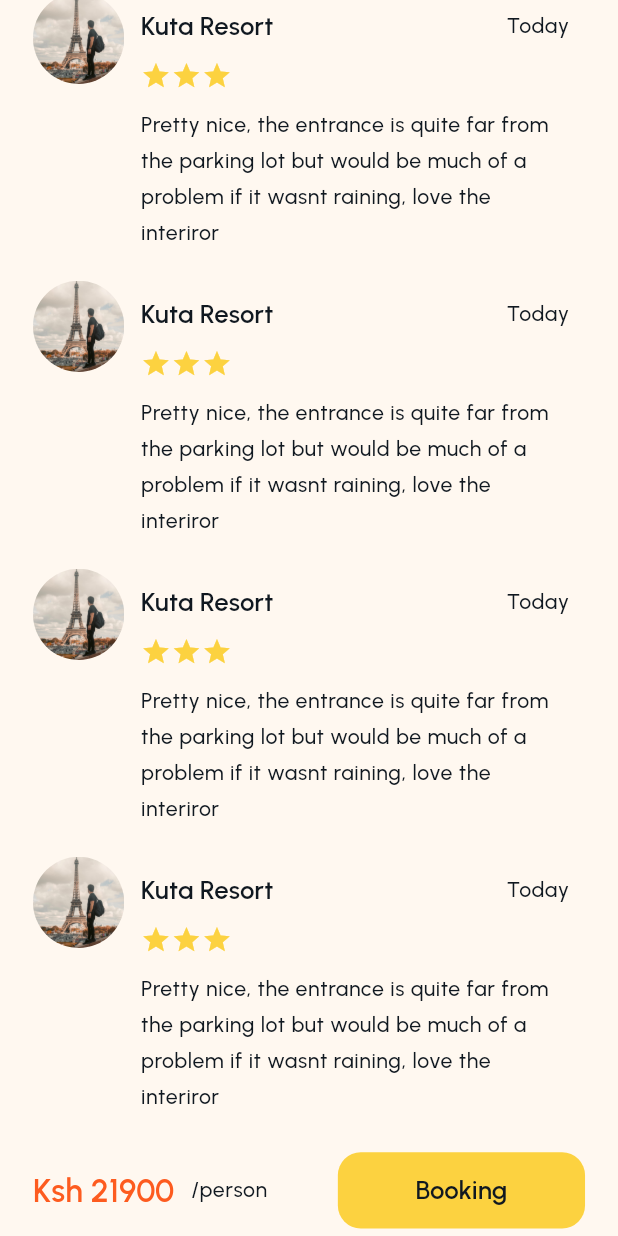
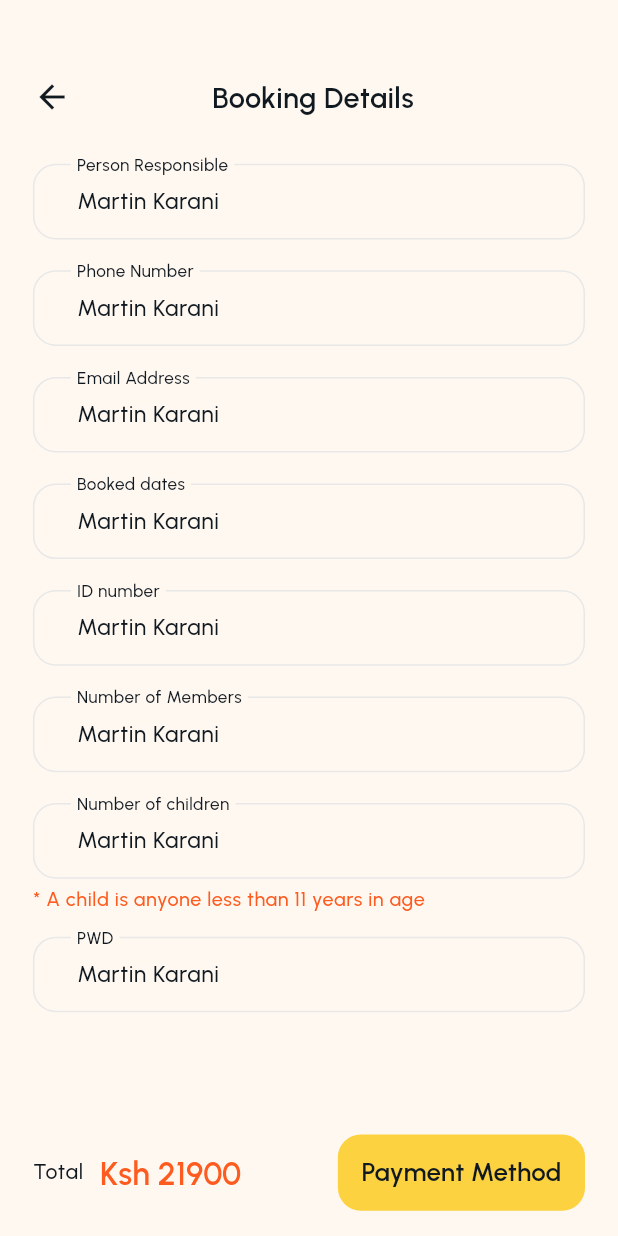
Before and after one commit to Qarani-m/traver, a Flutter app: the AboutPlace screen opened directly, scrolled down 1126 dp, after a tap on "Booking", on a phone screen of 412 x 824 dp. Run offline on Flutter 3.47's test engine with Material 2 defaults, Android fonts, the phone set to English and light mode, and no system bars; our stand-ins replace cloud_firestore, firebase_auth, firebase_core, flutter_rating_bar, flutter_screenutil, flutter_svg and 11 more; missing offline and left inert: firebase_phone_auth_handler, parsed_readmore, wolt_modal_sheet; accounts and stored records are empty.

```diff
--- a/lib/src/features/auth/views/login.dart
+++ b/lib/src/features/auth/views/login.dart
@@ -34,6 +34,7 @@ class Login extends StatelessWidget {
               label: "Email",
               hint: "Email",
             ),
+            SizedBox(height: 20.h,),
             TextFielAuth(
               controller: loginController.passwordController,
               obscureText: loginController.obscureText.value,
--- a/lib/src/features/auth/views/register.dart
+++ b/lib/src/features/auth/views/register.dart
@@ -145,7 +145,7 @@ class RegisterEmail extends StatelessWidget {
                         label: "Email",
                         hint: ""),
                     SizedBox(
-                      height: 5.h,
+                      height: 20.h,
                     ),
                     TextFielAuth(
                         controller: signUpController.phoneController,
--- a/lib/src/features/auth/widgets/text_field.dart
+++ b/lib/src/features/auth/widgets/text_field.dart
@@ -23,7 +23,8 @@ class TextFielAuth extends StatelessWidget {
   Widget build(BuildContext context) {
     LoginController loginController = Get.put(LoginController());
     return SizedBox(
-      height: 75.h,
+      // color: Colors.red,
+      height: 55.h,
       child: Obx(
         () => TextFormField(
           validator: (value) {
--- /dev/null
+++ b/lib/src/features/booking/screens/booking_details.dart
@@ -0,0 +1,127 @@
+import 'package:flutter/material.dart';
+import 'package:flutter_screenutil/flutter_screenutil.dart';
+import 'package:get/get.dart';
+import 'package:traver/src/constants/colors.dart';
+import 'package:traver/src/constants/size.dart';
+import 'package:traver/src/features/auth/widgets/text_field.dart';
+import 'package:traver/src/features/booking/screens/payment_method.dart';
+import 'package:traver/src/features/booking/widgets/payment_next.dart';
+import 'package:traver/src/features/home/widgets/topnavbar.dart';
+
+class Bookingdetails extends StatelessWidget {
+  const Bookingdetails({super.key});
+
+  @override
+  Widget build(BuildContext context) {
+    TextEditingController controller = TextEditingController();
+    controller.text = "Martin Karani";
+    return Scaffold(
+      body: SingleChildScrollView(
+        child: Padding(
+          padding: EdgeInsets.only(
+            left: AppSizes.horizontalPadding,
+            right: AppSizes.horizontalPadding,
+            top: 50.h,
+          ),
+          child: Column(
+            crossAxisAlignment: CrossAxisAlignment.start,
+            mainAxisAlignment: MainAxisAlignment.spaceBetween,
+            children: [
+              const TopBar(
+                text: "Booking Details",
+              ),
+              Column(
+                crossAxisAlignment: CrossAxisAlignment.start,
+                children: [
+                  SizedBox(
+                    height: 30.h,
+                  ),
+                  TextFielAuth(
+                    obscureText: false,
+                    controller: controller,
+                    label: "Person Responsible",
+                    hint: "",
+                  ),
+                  SizedBox(
+                    height: 15.h,
+                  ),
+                  TextFielAuth(
+                    obscureText: false,
+                    controller: controller,
+                    label: "Phone Number",
+                    hint: "",
+                  ),
+                  SizedBox(
+                    height: 15.h,
+                  ),
+                  TextFielAuth(
+                    obscureText: false,
+                    controller: controller,
+                    label: "Email Address",
+                    hint: "",
+                  ),
+                  SizedBox(
+                    height: 15.h,
+                  ),
+                  TextFielAuth(
+                    obscureText: false,
+                    controller: controller,
+                    label: "Booked dates",
+                    hint: "",
+                  ),
+                  SizedBox(
+                    height: 15.h,
+                  ),
+                  TextFielAuth(
+                    obscureText: false,
+                    controller: controller,
+                    label: "ID number",
+                    hint: "",
+                  ),
+                  SizedBox(
+                    height: 15.h,
+                  ),
+                  TextFielAuth(
+                    obscureText: false,
+                    controller: controller,
+                    label: "Number of Members",
+                    hint: "",
+                  ),
+                  SizedBox(
+                    height: 15.h,
+                  ),
+                  TextFielAuth(
+                    obscureText: false,
+                    controller: controller,
+                    label: "Number of children",
+                    hint: "",
+                  ),
+                  Text(
+                    "* A child is anyone less than 11 years in age",
+                    style: Theme.of(context)
+                        .textTheme
+                        .bodySmall
+                        ?.copyWith(fontSize: 13.sp, color: AppColors.likeColor),
+                  ),
+                  SizedBox(
+                    height: 15.h,
+                  ),
+                  TextFielAuth(
+                    obscureText: false,
+                    controller: controller,
+                    label: "PWD",
+                    hint: "",
+                  ),
+                ],
+              ),
+              SizedBox(
+                height: 70.h,
+              ),
+             const PaymentNext(nextPage: PaymentMethod(),)
+            ],
+          ),
+        ),
+      ),
+    );
+  }
+}
--- /dev/null
+++ b/lib/src/features/booking/screens/payment_method.dart
@@ -0,0 +1,39 @@
+import 'package:flutter/material.dart';
+import 'package:flutter_screenutil/flutter_screenutil.dart';
+import 'package:traver/src/constants/colors.dart';
+import 'package:traver/src/constants/image_strings.dart';
+import 'package:traver/src/constants/size.dart';
+import 'package:traver/src/features/booking/screens/booking_details.dart';
+import 'package:traver/src/features/booking/screens/succes_payment.dart';
+import 'package:traver/src/features/booking/widgets/payment_methos.dart';
+import 'package:traver/src/features/booking/widgets/payment_next.dart';
+import 'package:traver/src/features/home/widgets/topnavbar.dart';
+
+class PaymentMethod extends StatelessWidget {
+  const PaymentMethod({super.key});
+
+  @override
+  Widget build(BuildContext context) {
+    return Scaffold(
+      body: Padding(
+        padding: EdgeInsets.only(
+            left: AppSizes.horizontalPadding,
+            right: AppSizes.horizontalPadding,
+            top: 50.h,
+          ),
+          child: Column(
+            crossAxisAlignment: CrossAxisAlignment.start,
+            children: [
+               const TopBar(
+                text: "Payment Method",
+              ),
+              SizedBox(height: 30.h,),
+              Method(text: "Google pay", image: AppImageStrings.google,),
+              Method(text: "Mpesa", image: AppImageStrings.google,),
+              PaymentNext(nextPage: SuccessPayment())
+
+          ]),
+      ),
+    );
+  }
+}
--- /dev/null
+++ b/lib/src/features/booking/widgets/payment_next.dart
@@ -0,0 +1,59 @@
+import 'package:flutter/material.dart';
+import 'package:flutter_screenutil/flutter_screenutil.dart';
+import 'package:get/get.dart';
+import 'package:traver/src/constants/colors.dart';
+
+class PaymentNext extends StatelessWidget {
+  const PaymentNext({
+    required this.nextPage,
+    super.key,
+  });
+  final Widget nextPage;
+
+  @override
+  Widget build(BuildContext context) {
+    var textTheme = Theme.of(context).textTheme;
+
+    var brightness = MediaQuery.of(context).platformBrightness;
+    return SizedBox(
+      // color: Colors.red,
+      height: 60.h,
+      width: 390.w,
+      child: Row(
+        mainAxisAlignment: MainAxisAlignment.spaceBetween,
+        children: [
+          Row(
+            children: [
+              Text(
+                "Total",
+                style: textTheme.bodySmall,
+              ),
+              SizedBox(
+                width: 10.w,
+              ),
+              Text(
+                "Ksh 21900",
+                style: textTheme.titleSmall
+                    ?.copyWith(color: AppColors.likeColor, fontSize: 21.sp),
+              ),
+            ],
+          ),
+          GestureDetector(
+            onTap: () {
+              Get.to(nextPage);
+            },
+            child: Container(
+              alignment: Alignment.center,
+              height: 50.h,
+              width: 150.w,
+              decoration: BoxDecoration(
+                  color: AppColors.secondaryColor,
+                  borderRadius: BorderRadius.circular(15.r)),
+              child: Text("Payment Method", style: textTheme.titleSmall),
+            ),
+          )
+        ],
+      ),
+    );
+  }
+}
--- a/lib/src/features/home/screens/about_place.dart
+++ b/lib/src/features/home/screens/about_place.dart
@@ -1,11 +1,13 @@
 import 'package:flutter/material.dart';
 import 'package:flutter_rating_bar/flutter_rating_bar.dart';
 import 'package:flutter_screenutil/flutter_screenutil.dart';
+import 'package:get/get.dart';
 import 'package:google_maps_flutter/google_maps_flutter.dart';
 import 'package:parsed_readmore/parsed_readmore.dart';
 import 'package:traver/src/constants/colors.dart';
 import 'package:traver/src/constants/image_strings.dart';
 import 'package:traver/src/constants/size.dart';
+import 'package:traver/src/features/booking/screens/booking_details.dart';
 import 'package:traver/src/features/home/widgets/review.dart';
 import 'package:traver/src/features/home/widgets/topnavbar.dart';
 
@@ -101,15 +103,19 @@ class AboutPlace extends StatelessWidget {
                                           .bodyMedium
                                           ?.copyWith(color: Colors.white)),
                                 ),
-                                 Text(
+                                 Padding(
+                                  padding: EdgeInsets.only(left: 5.h),
+
+                                   child: Text(
                                         "100+ people have reviewed",
                                         style: Theme.of(context)
                                             .textTheme
                                             .bodySmall
                                             ?.copyWith(color: Colors.white),
                                       ),
+                                 ),
                                 SizedBox(
-                                  height: 15.h,
+                                  height: 5.h,
                                 ),
                                 Row(
                                   mainAxisAlignment: MainAxisAlignment.start,
@@ -136,7 +142,7 @@ class AboutPlace extends StatelessWidget {
                                   ],
                                 ),
                                 SizedBox(
-                                  height: 10.h,
+                                  height: 5.h,
                                 ),
                                 Padding(
                                   padding: EdgeInsets.only(left: 4.h),
@@ -446,7 +452,7 @@ class AboutPlace extends StatelessWidget {
                   ],
                 ),
                 GestureDetector(
-                  onTap: () {},
+                  onTap: () {Get.to(const Bookingdetails());},
                   child: Container(
                     alignment: Alignment.center,
                     height: 50.h,
--- a/lib/src/features/home/screens/home_page.dart
+++ b/lib/src/features/home/screens/home_page.dart
@@ -7,6 +7,7 @@ import 'package:traver/src/constants/size.dart';
 import 'package:traver/src/features/auth/controllers/auth_controller.dart';
 import 'package:traver/src/features/home/controller/homepage_controller.dart';
 import 'package:traver/src/features/home/screens/category.dart';
+import 'package:traver/src/features/home/screens/notifications.dart';
 import 'package:traver/src/features/home/screens/search.dart';
 import 'package:traver/src/features/home/widgets/favourite_place.dart';
 import 'package:traver/src/features/home/widgets/popular_packages.dart';
@@ -72,13 +73,16 @@ class HomePage extends StatelessWidget {
                   Stack(
                     children: [
                       Positioned(
+                          child: GestureDetector(
+                            onTap: () => Get.to(Notifications()),
                             child: IconTheme(
                                 data: iconTheme,
                                 child: Icon(
                                   Icons.notifications_outlined,
                                   size: 30.h,
                                   weight: 0.1,
-                              ))),
+                                )),
+                          )),
                       Positioned(
                           top: 2.h,
                           right: 2.h,
--- a/pubspec.yaml
+++ b/pubspec.yaml
@@ -57,6 +57,7 @@ dependencies:
   parsed_readmore: ^0.0.6
   google_maps_flutter: ^2.5.0
   syncfusion_flutter_sliders:
+  wolt_modal_sheet: ^0.1.2
 
 flutter_launcher_icons:
   android: "launcher_icon"
```
Also changed, not shown: lib/src/features/booking/screens/succes_payment.dart (added, +55 -0 lines), lib/src/features/booking/widgets/payment_methos.dart (added, +36 -0 lines), lib/src/features/home/screens/notifications.dart (added, +98 -0 lines), lib/src/features/trips/screens/trips.dart (+60 -1 lines), pubspec.lock. Lines whose indentation alone changed are shown as unchanged.
